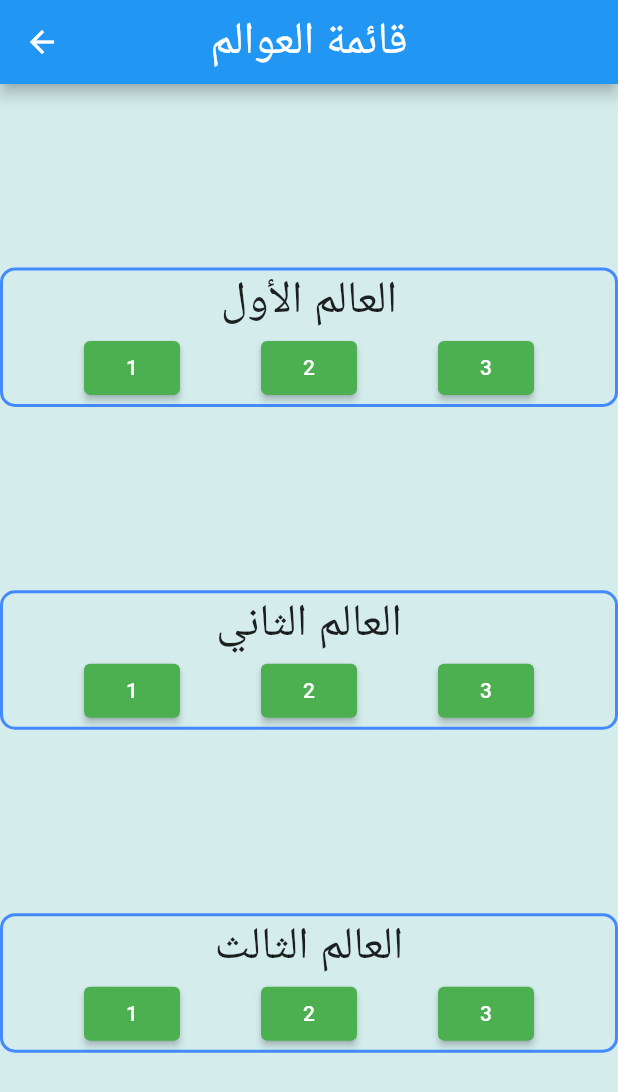
After one commit to ama47/ArabicLearningGame, a Flutter app: the WorldsView screen opened directly, on a phone screen of 412 x 824 dp. The commit adds this screen. Shown: the top 1092 px of the screen. Run offline on Flutter 3.47's test engine with Material 2 defaults, Android fonts, the light colour scheme and no system bars; our stand-ins replace sqflite; accounts and stored records are empty; statements that could not run were skipped.

Commit message:
modified:   lib/views/main_menu_view.dart 	new file:   lib/views/worlds_view.dart

```diff
--- a/lib/views/main_menu_view.dart
+++ b/lib/views/main_menu_view.dart
@@ -1,4 +1,4 @@
-import 'package:arabic_learning_game/views/worlds_menu_view.dart';
+import 'package:arabic_learning_game/views/worlds_view.dart';
 import 'package:flutter/material.dart';
 import 'package:arabic_learning_game/views/settings_dialog.dart';
 import 'package:sqflite/sqflite.dart';
@@ -107,7 +107,7 @@ class _MyHomePageState extends State<MyHomePage> {
                       Navigator.push(
                           context,
                           MaterialPageRoute(
-                              builder: (context) => const WorldsMenuView()));
+                              builder: (context) => const WorldsView()));
                     },
                     child: const Text('ابدأ'),
                   ),
--- /dev/null
+++ b/lib/views/worlds_view.dart
@@ -0,0 +1,134 @@
+import 'package:flutter/material.dart';
+import 'package:arabic_learning_game/views/levels/level_one_view.dart';
+
+// Worlds menu view
+class WorldsView extends StatefulWidget {
+  const WorldsView({super.key});
+
+  @override
+  State<WorldsView> createState() => _WorldsViewState();
+}
+
+class _WorldsViewState extends State<WorldsView> {
+  int _worldCount = 1, _levelCount = 1;
+
+  @override
+  Widget build(BuildContext context) {
+    return Scaffold(
+        backgroundColor: Color(0xFFD4ECEC),
+        appBar: AppBar(
+          title: Text(
+            'قائمة العوالم',
+            style: TextStyle(fontSize: 30),
+          ),
+          centerTitle: true,
+        ),
+        body: SafeArea(
+          child: Center(
+              child: Column(
+            mainAxisAlignment: MainAxisAlignment.spaceEvenly,
+            children: <Widget>[
+              WorldContainer(
+                text: 'العالم الأول',
+              ),
+              WorldContainer(
+                text: 'العالم الثاني',
+              ),
+              WorldContainer(
+                text: 'العالم الثالث',
+              ),
+            ],
+          )),
+        ));
+  }
+}
+
+class LevelButton extends StatefulWidget {
+  final int levelNum;
+  const LevelButton({Key? key, this.levelNum = 0}) : super(key: key);
+
+  @override
+  _LevelButtonState createState() => _LevelButtonState();
+}
+
+class _LevelButtonState extends State<LevelButton> {
+  bool _isEnabled = true;
+
+  void _toggleButton() {
+    setState(() {
+      _isEnabled = !_isEnabled;
+    });
+  }
+
+  @override
+  Widget build(BuildContext context) {
+    return ElevatedButton(
+      onPressed: _isEnabled
+          ? () {
+              Navigator.push(
+                  context,
+                  MaterialPageRoute(
+                      builder: (context) => const LevelOneView()));
+            }
+          : null,
+      style: ElevatedButton.styleFrom(
+        backgroundColor: _isEnabled ? Colors.green : Colors.grey,
+      ),
+      child: Text('${widget.levelNum}'),
+    );
+  }
+}
+
+class WorldContainer extends StatefulWidget {
+  final int worldNum;
+  final String text;
+  const WorldContainer({Key? key, this.worldNum = 0, this.text = 'null'})
+      : super(key: key);
+
+  @override
+  _WorldContainerState createState() => _WorldContainerState();
+}
+
+class _WorldContainerState extends State<WorldContainer> {
+  bool _isEnabled = false;
+  TextStyle _textStyle = TextStyle(fontSize: 30);
+  ButtonStyle _buttonStyle = ElevatedButton.styleFrom(
+      backgroundColor: Colors.blueAccent,
+      textStyle: const TextStyle(color: Colors.black, fontSize: 40),
+      fixedSize: Size(224, 77));
+  BoxDecoration _containerDecoration = BoxDecoration(
+    border: Border.all(color: Colors.blueAccent, width: 2.0),
+    borderRadius: BorderRadius.circular(10.0),
+  );
+
+  @override
+  Widget build(BuildContext context) {
+    return Container(
+      decoration: _containerDecoration,
+      child: Column(
+        children: [
+          Text(
+            widget.text,
+            style: _textStyle,
+          ),
+          Center(
+            child: Row(
+              mainAxisAlignment: MainAxisAlignment.spaceEvenly,
+              children: [
+                LevelButton(
+                  levelNum: 1,
+                ),
+                LevelButton(
+                  levelNum: 2,
+                ),
+                LevelButton(
+                  levelNum: 3,
+                )
+              ],
+            ),
+          )
+        ],
+      ),
+    );
+  }
+}
```
